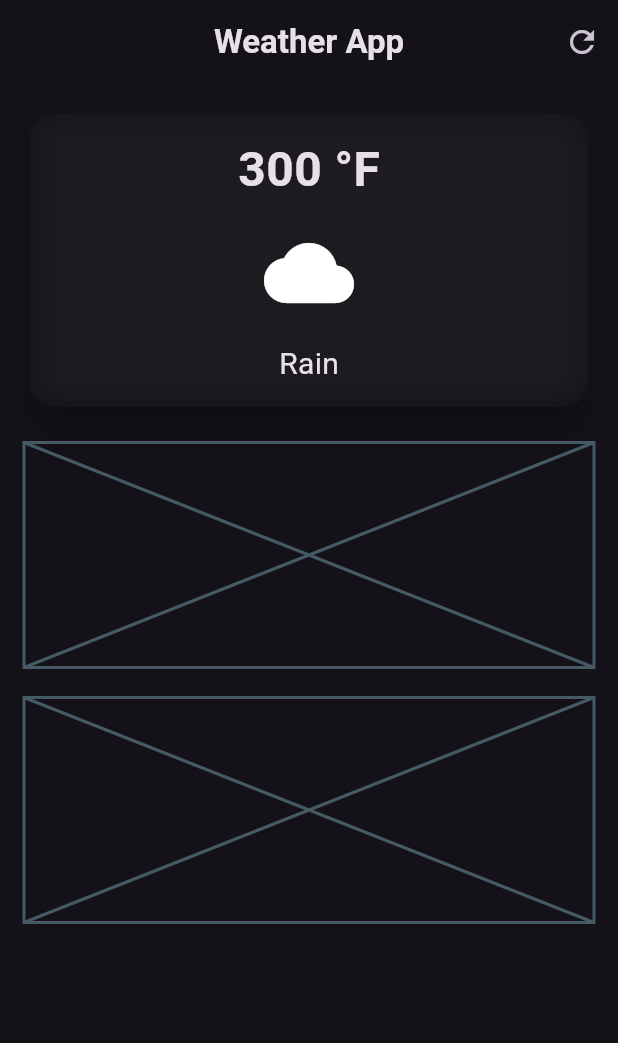
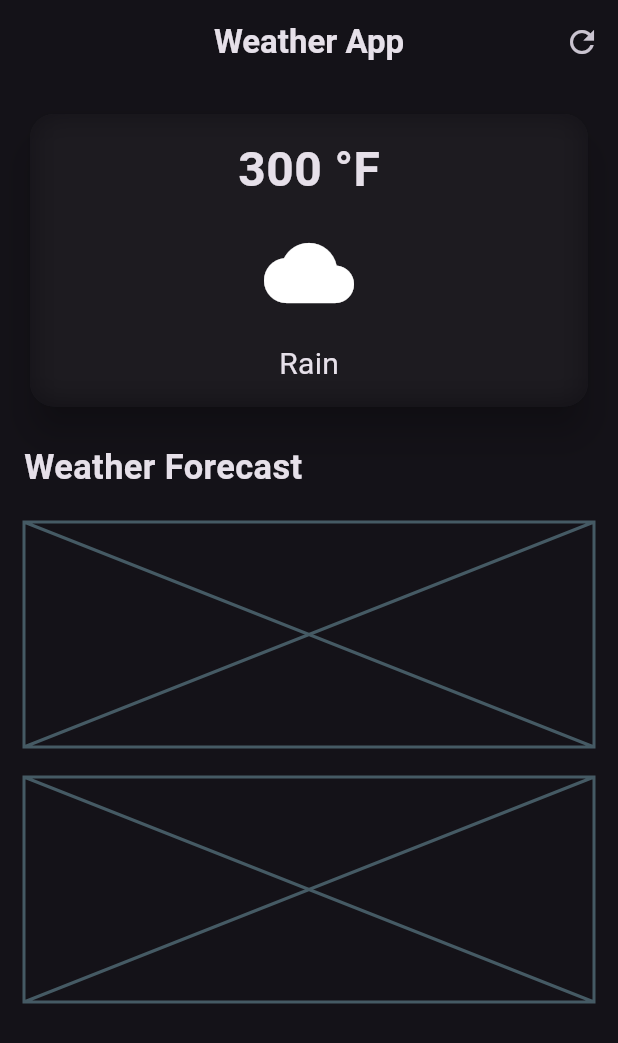
Before and after one commit to Mounirou12/WeatherFlutter, a Flutter app: the screen it shows after launch, on a phone screen of 412 x 824 dp. Shown: the top 1043 px of the screen. Run offline on Flutter 3.47's test engine with Material 3 defaults, Android fonts, the phone set to English and light mode, and no system bars.

Commit message:
First Code Snippet:     Align:         Positions its child (Text) at the center-left of the available space.         The Text widget displays 'Weather Forecast' with a font size of 23 and bold weight.
    SizedBox:
        Adds a 20-pixel vertical spacing below the Align widget.
Second Code Snippet:

    Column:
        Arranges its children vertically.
        The crossAxisAlignment property is commented out, but if uncommented and set to CrossAxisAlignment.start, it would align the children to the start (left side) of the horizontal axis.

Summary:
    The first snippet aligns text to the center-left and adds spacing below it.
    The second snippet creates a vertical layout, with an option to align children to the start (left) if crossAxisAlignment is uncommented.

```diff
--- a/lib/weather_screen.dart
+++ b/lib/weather_screen.dart
@@ -32,6 +32,7 @@ class _WeatherScreenState extends State<WeatherScreen> {
       body: Padding(
         padding: const EdgeInsets.all(16.0),
         child: Column(
+          //crossAxisAlignment: CrossAxisAlignment.start,
           children: [
             //main card
             SizedBox(
@@ -66,12 +67,25 @@ class _WeatherScreenState extends State<WeatherScreen> {
                           const SizedBox(
                             height: 16,
                           ),
-                          const Text('Rain',style: TextStyle(fontSize: 20),),
+                          const Text(
+                            'Rain',
+                            style: TextStyle(fontSize: 20),
+                          ),
                         ],
                       ),
                     ),
                   ),
                 ),
+              ),
+            ),
+            const SizedBox(
+              height: 20,
+            ),
+            Align(
+              alignment: Alignment.centerLeft,
+              child: const Text(
+                'Weather Forecast',
+                style: TextStyle(fontSize: 23, fontWeight: FontWeight.bold),
               ),
             ),
             const SizedBox(
```
